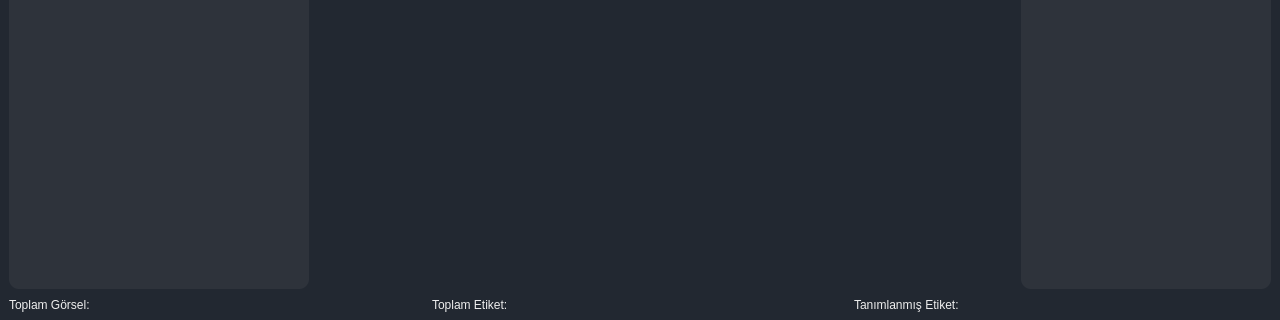
Above: templates/ui/mainWindow.ui from ismaildrcn/data-labeling before the change; both pictures show x 0 to 1280 and y 400 to 720 of the 1280 by 720 pixel window. Below: the same form after it.
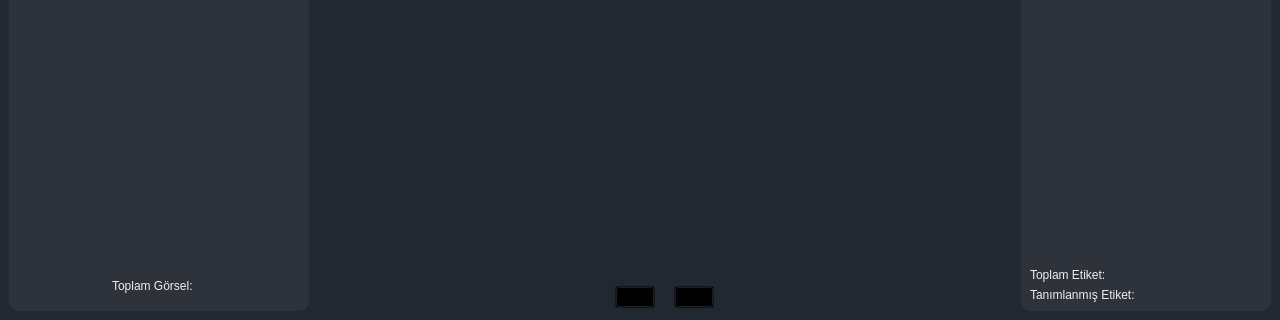
That is the form after the change. Icons and pictures are not drawn.

Commit message: Add next-previous image control

The edit to the form file:
```diff
--- a/templates/ui/mainWindow.ui
+++ b/templates/ui/mainWindow.ui
@@ -719,12 +719,6 @@
         <item>
          <widget class="QWidget" name="widget" native="true">
           <layout class="QHBoxLayout" name="horizontalLayout_3">
-           <property name="topMargin">
-            <number>9</number>
-           </property>
-           <property name="bottomMargin">
-            <number>0</number>
-           </property>
            <item>
             <widget class="QWidget" name="widget_image_list" native="true">
              <property name="minimumSize">
@@ -753,7 +747,7 @@
                <number>9</number>
               </property>
               <property name="bottomMargin">
-               <number>12</number>
+               <number>9</number>
               </property>
               <item alignment="Qt::AlignHCenter">
                <widget class="QLabel" name="label_image_list_title">
@@ -779,9 +773,31 @@
                 </property>
                </widget>
               </item>
+              <item alignment="Qt::AlignHCenter">
+               <widget class="QWidget" name="widget_2" native="true">
+                <layout class="QHBoxLayout" name="horizontalLayout_6">
+                 <item>
+                  <widget class="QLabel" name="label_image_title">
+                   <property name="text">
+                    <string>Toplam Görsel:</string>
+                   </property>
+                  </widget>
+                 </item>
+                 <item>
+                  <widget class="QLabel" name="label_total_image_value">
+                   <property name="text">
+                    <string/>
+                   </property>
+                  </widget>
+                 </item>
              </layout>
             </widget>
            </item>
+             </layout>
+            </widget>
+           </item>
+           <item>
+            <layout class="QVBoxLayout" name="verticalLayout_5">
            <item>
             <widget class="QWidget" name="widget_labeling_area" native="true">
              <property name="sizePolicy">
@@ -795,7 +811,7 @@
 	background-color: transparent;
 }</string>
              </property>
-             <layout class="QHBoxLayout" name="layout_labeling_area">
+               <layout class="QVBoxLayout" name="layout_labeling_area">
               <property name="spacing">
                <number>0</number>
               </property>
@@ -814,6 +830,84 @@
              </layout>
             </widget>
            </item>
+             <item alignment="Qt::AlignHCenter">
+              <widget class="QWidget" name="widget_labeling_bottom_area" native="true">
+               <property name="sizePolicy">
+                <sizepolicy hsizetype="Fixed" vsizetype="Fixed">
+                 <horstretch>0</horstretch>
+                 <verstretch>0</verstretch>
+                </sizepolicy>
+               </property>
+               <property name="minimumSize">
+                <size>
+                 <width>0</width>
+                 <height>25</height>
+                </size>
+               </property>
+               <property name="styleSheet">
+                <string notr="true">QPushButton{
+	background-color: transparent;
+}</string>
+               </property>
+               <layout class="QHBoxLayout" name="horizontalLayout_5">
+                <property name="topMargin">
+                 <number>3</number>
+                </property>
+                <property name="bottomMargin">
+                 <number>3</number>
+                </property>
+                <item>
+                 <widget class="QPushButton" name="pushButton_previous_image">
+                  <property name="text">
+                   <string/>
+                  </property>
+                  <property name="icon">
+                   <iconset resource="../../rcc_files/rsrc.qrc">
+                    <normaloff>:/images/templates/images/left.svg</normaloff>:/images/templates/images/left.svg</iconset>
+                  </property>
+                  <property name="iconSize">
+                   <size>
+                    <width>20</width>
+                    <height>20</height>
+                   </size>
+                  </property>
+                 </widget>
+                </item>
+                <item>
+                 <widget class="QLabel" name="label_current_image_name">
+                  <property name="sizePolicy">
+                   <sizepolicy hsizetype="Fixed" vsizetype="Preferred">
+                    <horstretch>0</horstretch>
+                    <verstretch>0</verstretch>
+                   </sizepolicy>
+                  </property>
+                  <property name="text">
+                   <string/>
+                  </property>
+                 </widget>
+                </item>
+                <item>
+                 <widget class="QPushButton" name="pushButton_next_image">
+                  <property name="text">
+                   <string/>
+                  </property>
+                  <property name="icon">
+                   <iconset resource="../../rcc_files/rsrc.qrc">
+                    <normaloff>:/images/templates/images/right.svg</normaloff>:/images/templates/images/right.svg</iconset>
+                  </property>
+                  <property name="iconSize">
+                   <size>
+                    <width>20</width>
+                    <height>20</height>
+                   </size>
+                  </property>
+                 </widget>
+                </item>
+               </layout>
+              </widget>
+             </item>
+            </layout>
+           </item>
            <item>
             <widget class="QWidget" name="widget_current_label_area" native="true">
              <property name="minimumSize">
@@ -833,7 +927,7 @@
                <number>12</number>
               </property>
               <property name="bottomMargin">
-               <number>12</number>
+               <number>9</number>
               </property>
               <item alignment="Qt::AlignHCenter">
                <widget class="QLabel" name="label">
@@ -859,45 +953,6 @@
                 </property>
                </widget>
               </item>
-             </layout>
-            </widget>
-           </item>
-          </layout>
-         </widget>
-        </item>
-        <item>
-         <widget class="QWidget" name="widget_labeling_bottom_area" native="true">
-          <property name="minimumSize">
-           <size>
-            <width>0</width>
-            <height>25</height>
-           </size>
-          </property>
-          <layout class="QHBoxLayout" name="horizontalLayout_5">
-           <property name="topMargin">
-            <number>3</number>
-           </property>
-           <property name="bottomMargin">
-            <number>3</number>
-           </property>
-           <item>
-            <layout class="QFormLayout" name="layout_image_count">
-             <item row="0" column="0">
-              <widget class="QLabel" name="label_image_title">
-               <property name="text">
-                <string>Toplam Görsel:</string>
-               </property>
-              </widget>
-             </item>
-             <item row="0" column="1">
-              <widget class="QLabel" name="label_total_image_value">
-               <property name="text">
-                <string/>
-               </property>
-              </widget>
-             </item>
-            </layout>
-           </item>
            <item>
             <layout class="QFormLayout" name="layout_annotation_count">
              <item row="0" column="0">
@@ -914,18 +969,14 @@
                </property>
               </widget>
              </item>
-            </layout>
-           </item>
-           <item>
-            <layout class="QFormLayout" name="formLayout">
-             <item row="0" column="0">
+                <item row="1" column="0">
               <widget class="QLabel" name="label_defined_annotation_title">
                <property name="text">
                 <string>Tanımlanmış Etiket:</string>
                </property>
               </widget>
              </item>
-             <item row="0" column="1">
+                <item row="1" column="1">
               <widget class="QLabel" name="label_defined_annotation_value">
                <property name="text">
                 <string/>
@@ -933,6 +984,9 @@
               </widget>
              </item>
             </layout>
+              </item>
+             </layout>
+            </widget>
            </item>
           </layout>
          </widget>
```
Lines whose indentation alone changed are shown as unchanged. The commit also changes 7 other files.
